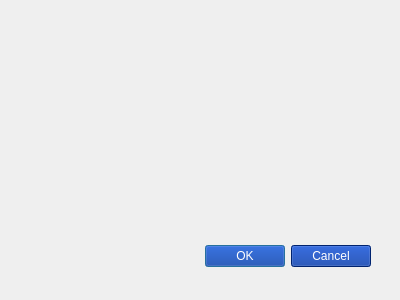
Qt form forms/modifypresetdialog.ui (MimifanOfficiel/SubbyWare) before a commit.
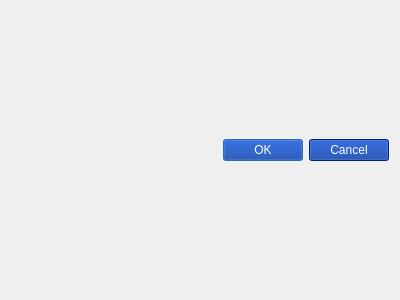
The same form after that commit.

Diff of the .ui file:
```diff
--- a/forms/modifypresetdialog.ui
+++ b/forms/modifypresetdialog.ui
@@ -13,15 +13,9 @@
   <property name="windowTitle">
    <string>Dialog</string>
   </property>
+  <layout class="QGridLayout" name="gridLayout">
+   <item row="1" column="0">
   <widget class="QDialogButtonBox" name="buttonBox">
-   <property name="geometry">
-    <rect>
-     <x>30</x>
-     <y>240</y>
-     <width>341</width>
-     <height>32</height>
-    </rect>
-   </property>
    <property name="styleSheet">
     <string notr="true">QPushButton {
 	background-color: rgb(0, 49, 156);
@@ -41,6 +35,11 @@
     <set>QDialogButtonBox::Cancel|QDialogButtonBox::Ok</set>
    </property>
   </widget>
+   </item>
+   <item row="0" column="0">
+    <layout class="QVBoxLayout" name="verticalLayout"/>
+   </item>
+  </layout>
  </widget>
  <resources/>
  <connections>
```
Lines whose indentation alone changed are shown as unchanged.
